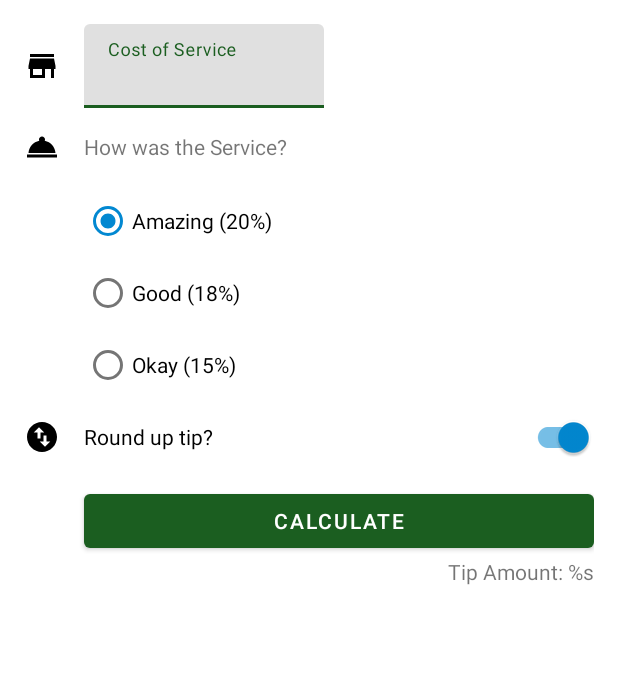
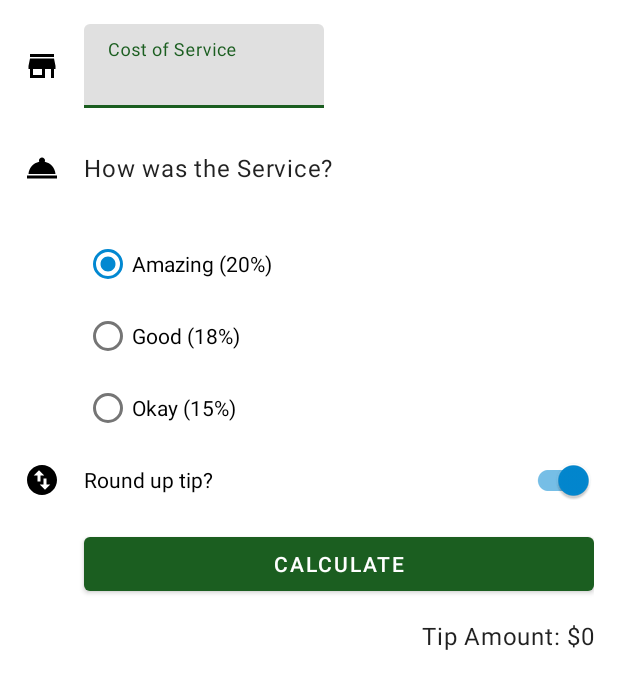
Before and after one commit to EleoXDA/Tip_Calculator_KT, an Android app: the layout activity_main.xml on its own in the app's theme, with its tools: preview values and no code run, on a phone screen of 412 x 824 dp. Shown: the top 689 px of the screen. Run offline under Robolectric (Android 15) with nearby library versions, the phone set to English and light mode, and no system bars.

Commit message:
rearrangement and styles

```diff
--- a/app/src/main/res/layout/activity_main.xml
+++ b/app/src/main/res/layout/activity_main.xml
@@ -29,6 +29,7 @@
         android:id="@+id/service_question"
         android:layout_width="wrap_content"
         android:layout_height="wrap_content"
+        style="@style/Widget.TipCalc.TextView"
         android:layout_marginTop="16dp"
         android:text="@string/how_was_the_service"
         app:layout_constraintStart_toStartOf="@id/cost_of_service"
@@ -110,8 +111,10 @@
         android:layout_width="wrap_content"
         android:layout_height="wrap_content"
         android:text="@string/tip_amount"
+        style="@style/Widget.TipCalc.TextView"
         app:layout_constraintEnd_toEndOf="parent"
-        app:layout_constraintTop_toBottomOf="@id/calculate_button" />
+        app:layout_constraintTop_toBottomOf="@id/calculate_button"
+        tools:text="Tip Amount: $0"/>
 
     <ImageView
         android:id="@+id/icon_cost_of_service"
--- a/app/src/main/res/values/strings.xml
+++ b/app/src/main/res/values/strings.xml
@@ -1,5 +1,5 @@
 <resources>
-    <string name="app_name">Tip Calc. by Google Kotlin Training</string>
+    <string name="app_name">Tip Calc</string>
     <string name="cost_of_service">Cost of Service</string>
     <string name="round_up_tip">Round up tip?</string>
     <string name="calculate">Calculate</string>
--- a/app/src/main/res/values/styles.xml
+++ b/app/src/main/res/values/styles.xml
@@ -1,2 +1,9 @@
 <?xml version="1.0" encoding="utf-8"?>
-<resources></resources>
+<resources>
+    <style name="Widget.TipCalc.TextView" parent="Widget.MaterialComponents.TextView">
+        <item name="android:minHeight">48dp</item>
+        <item name="android:gravity">center_vertical</item>
+        <item name="android:textAppearance">?attr/textAppearanceBody1</item>
+    </style>
+
+</resources>
```
